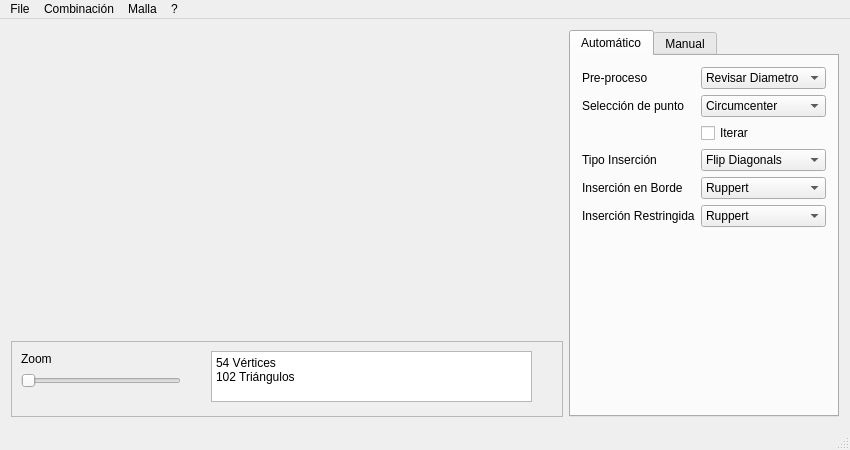
Above: gui/mainwindow.ui from afaundez/mesh-suite before the change. Below: the same form after it.
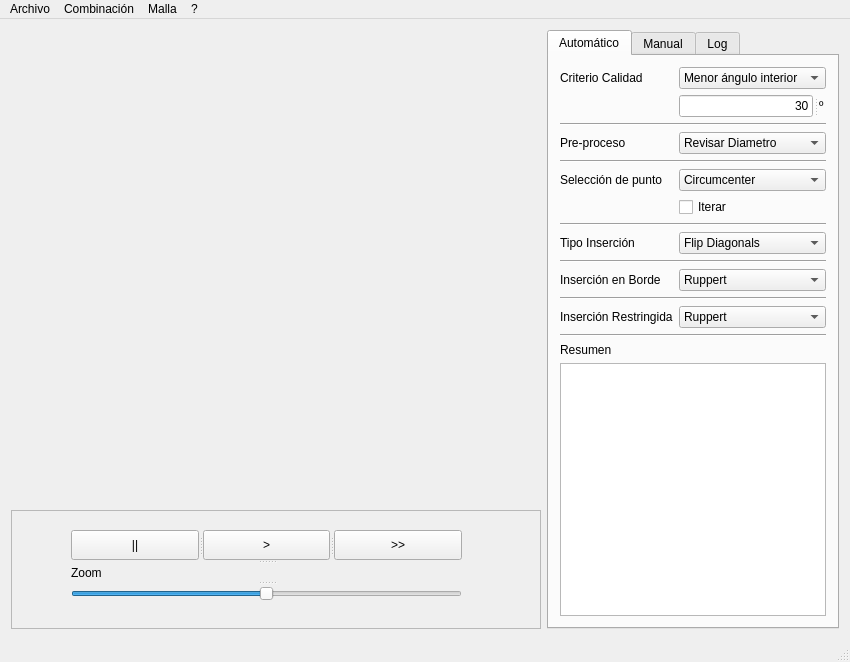
That is the form after the change.

Commit message: ADD lectura de archivo

Patch:
```diff
--- a/gui/mainwindow.ui
+++ b/gui/mainwindow.ui
@@ -7,7 +7,7 @@
     <x>0</x>
     <y>0</y>
     <width>850</width>
-    <height>450</height>
+    <height>662</height>
    </rect>
   </property>
   <property name="sizePolicy">
@@ -41,13 +41,36 @@
          <enum>QFormLayout::AllNonFixedFieldsGrow</enum>
         </property>
         <item row="0" column="0">
+         <widget class="QLabel" name="label_12">
+          <property name="text">
+           <string>Criterio Calidad</string>
+          </property>
+         </widget>
+        </item>
+        <item row="0" column="1">
+         <widget class="QComboBox" name="comboBox_10">
+          <item>
+           <property name="text">
+            <string>Menor ángulo interior</string>
+           </property>
+          </item>
+         </widget>
+        </item>
+        <item row="2" column="0" colspan="2">
+         <widget class="Line" name="line">
+          <property name="orientation">
+           <enum>Qt::Horizontal</enum>
+          </property>
+         </widget>
+        </item>
+        <item row="3" column="0">
          <widget class="QLabel" name="label">
           <property name="text">
            <string>Pre-proceso</string>
           </property>
          </widget>
         </item>
-        <item row="0" column="1">
+        <item row="3" column="1">
          <widget class="QComboBox" name="comboBox">
           <item>
            <property name="text">
@@ -61,35 +84,116 @@
           </item>
          </widget>
         </item>
-        <item row="1" column="0">
+        <item row="4" column="0" colspan="2">
+         <widget class="Line" name="line_2">
+          <property name="orientation">
+           <enum>Qt::Horizontal</enum>
+          </property>
+         </widget>
+        </item>
+        <item row="5" column="0">
          <widget class="QLabel" name="label_2">
           <property name="text">
            <string>Selección de punto</string>
           </property>
          </widget>
         </item>
-        <item row="2" column="0">
+        <item row="5" column="1">
+         <widget class="QComboBox" name="comboBox_2">
+          <item>
+           <property name="text">
+            <string>Circumcenter</string>
+           </property>
+          </item>
+          <item>
+           <property name="text">
+            <string>Bisection</string>
+           </property>
+          </item>
+          <item>
+           <property name="text">
+            <string>Lepp-Bisection</string>
+           </property>
+          </item>
+          <item>
+           <property name="text">
+            <string>Centroid</string>
+           </property>
+          </item>
+          <item>
+           <property name="text">
+            <string>Lepp-Centroid</string>
+           </property>
+          </item>
+          <item>
+           <property name="text">
+            <string>Lepp-Delaunay</string>
+           </property>
+          </item>
+          <item>
+           <property name="text">
+            <string>Off-Center</string>
+           </property>
+          </item>
+         </widget>
+        </item>
+        <item row="6" column="0">
          <widget class="QLabel" name="label_4">
           <property name="text">
            <string/>
           </property>
          </widget>
         </item>
-        <item row="2" column="1">
+        <item row="6" column="1">
          <widget class="QCheckBox" name="checkBox">
           <property name="text">
            <string>Iterar</string>
           </property>
          </widget>
         </item>
-        <item row="4" column="0">
+        <item row="7" column="0" colspan="2">
+         <widget class="Line" name="line_3">
+          <property name="orientation">
+           <enum>Qt::Horizontal</enum>
+          </property>
+         </widget>
+        </item>
+        <item row="8" column="0">
+         <widget class="QLabel" name="label_9">
+          <property name="text">
+           <string>Tipo Inserción</string>
+          </property>
+         </widget>
+        </item>
+        <item row="8" column="1">
+         <widget class="QComboBox" name="comboBox_8">
+          <item>
+           <property name="text">
+            <string>Flip Diagonals</string>
+           </property>
+          </item>
+          <item>
+           <property name="text">
+            <string>Cavidad*</string>
+           </property>
+          </item>
+         </widget>
+        </item>
+        <item row="9" column="0" colspan="2">
+         <widget class="Line" name="line_4">
+          <property name="orientation">
+           <enum>Qt::Horizontal</enum>
+          </property>
+         </widget>
+        </item>
+        <item row="10" column="0">
          <widget class="QLabel" name="label_3">
           <property name="text">
            <string>Inserción en Borde</string>
           </property>
          </widget>
         </item>
-        <item row="4" column="1">
+        <item row="10" column="1">
          <widget class="QComboBox" name="comboBox_3">
           <item>
            <property name="text">
@@ -103,14 +207,21 @@
           </item>
          </widget>
         </item>
-        <item row="5" column="0">
+        <item row="11" column="0" colspan="2">
+         <widget class="Line" name="line_5">
+          <property name="orientation">
+           <enum>Qt::Horizontal</enum>
+          </property>
+         </widget>
+        </item>
+        <item row="12" column="0">
          <widget class="QLabel" name="label_5">
           <property name="text">
            <string>Inserción Restringida</string>
           </property>
          </widget>
         </item>
-        <item row="5" column="1">
+        <item row="12" column="1">
          <widget class="QComboBox" name="comboBox_4">
           <item>
            <property name="text">
@@ -124,64 +235,57 @@
           </item>
          </widget>
         </item>
-        <item row="1" column="1">
-         <widget class="QComboBox" name="comboBox_2">
-          <item>
-           <property name="text">
-            <string>Circumcenter</string>
-           </property>
-          </item>
-          <item>
-           <property name="text">
-            <string>Bisection</string>
-           </property>
-          </item>
-          <item>
-           <property name="text">
-            <string>Lepp-Bisection</string>
-           </property>
-          </item>
-          <item>
-           <property name="text">
-            <string>Centroid</string>
-           </property>
-          </item>
-          <item>
-           <property name="text">
-            <string>Lepp-Centroid</string>
-           </property>
-          </item>
-          <item>
-           <property name="text">
-            <string>Lepp-Delaunay</string>
-           </property>
-          </item>
-          <item>
-           <property name="text">
-            <string>Off-Center</string>
-           </property>
-          </item>
+        <item row="14" column="0" colspan="2">
+         <widget class="Line" name="line_6">
+          <property name="orientation">
+           <enum>Qt::Horizontal</enum>
+          </property>
          </widget>
         </item>
-        <item row="3" column="0">
-         <widget class="QLabel" name="label_9">
+        <item row="15" column="0">
+         <widget class="QLabel" name="label_13">
           <property name="text">
-           <string>Tipo Inserción</string>
+           <string>Resumen</string>
           </property>
          </widget>
         </item>
-        <item row="3" column="1">
-         <widget class="QComboBox" name="comboBox_8">
-          <item>
+        <item row="16" column="0" colspan="2">
+         <widget class="QTextEdit" name="textEdit_2">
+          <property name="readOnly">
+           <bool>true</bool>
+          </property>
+         </widget>
+        </item>
+        <item row="1" column="1">
+         <widget class="QSplitter" name="splitter_4">
+          <property name="enabled">
+           <bool>true</bool>
+          </property>
+          <property name="orientation">
+           <enum>Qt::Horizontal</enum>
+          </property>
+          <property name="opaqueResize">
+           <bool>true</bool>
+          </property>
+          <property name="handleWidth">
+           <number>6</number>
+          </property>
+          <property name="childrenCollapsible">
+           <bool>true</bool>
+          </property>
+          <widget class="QLineEdit" name="lineEdit">
            <property name="text">
-            <string>Flip Diagonals</string>
+            <string>30</string>
            </property>
-          </item>
-          <item>
+           <property name="alignment">
+            <set>Qt::AlignRight|Qt::AlignTrailing|Qt::AlignVCenter</set>
+           </property>
+          </widget>
+          <widget class="QLabel" name="label_14">
            <property name="text">
-            <string>Cavidad*</string>
+            <string>º</string>
            </property>
-          </item>
+          </widget>
          </widget>
         </item>
        </layout>
@@ -302,6 +406,24 @@
         </item>
        </layout>
       </widget>
+      <widget class="QWidget" name="tab">
+       <attribute name="title">
+        <string>Log</string>
+       </attribute>
+       <layout class="QVBoxLayout" name="verticalLayout">
+        <item>
+         <widget class="QTextEdit" name="textEdit">
+          <property name="html">
+           <string>&lt;!DOCTYPE HTML PUBLIC &quot;-//W3C//DTD HTML 4.0//EN&quot; &quot;http://www.w3.org/TR/REC-html40/strict.dtd&quot;&gt;
+&lt;html&gt;&lt;head&gt;&lt;meta name=&quot;qrichtext&quot; content=&quot;1&quot; /&gt;&lt;style type=&quot;text/css&quot;&gt;
+p, li { white-space: pre-wrap; }
+&lt;/style&gt;&lt;/head&gt;&lt;body style=&quot; font-family:'Sans'; font-size:9pt; font-weight:400; font-style:normal;&quot;&gt;
+&lt;p style=&quot;-qt-paragraph-type:empty; margin-top:0px; margin-bottom:0px; margin-left:0px; margin-right:0px; -qt-block-indent:0; text-indent:0px;&quot;&gt;&lt;/p&gt;&lt;/body&gt;&lt;/html&gt;</string>
+          </property>
+         </widget>
+        </item>
+       </layout>
+      </widget>
      </widget>
     </item>
     <item row="0" column="0" rowspan="4" colspan="2">
@@ -315,49 +437,62 @@
       <property name="frameShadow">
        <enum>QFrame::Raised</enum>
       </property>
-      <widget class="QLabel" name="label_11">
+      <widget class="QSplitter" name="splitter_3">
        <property name="geometry">
         <rect>
-         <x>10</x>
-         <y>10</y>
-         <width>57</width>
-         <height>16</height>
-        </rect>
-       </property>
-       <property name="text">
-        <string>Zoom</string>
-       </property>
-      </widget>
-      <widget class="QSlider" name="horizontalSlider">
-       <property name="geometry">
-        <rect>
-         <x>10</x>
-         <y>30</y>
-         <width>160</width>
-         <height>19</height>
+         <x>60</x>
+         <y>20</y>
+         <width>391</width>
+         <height>73</height>
         </rect>
        </property>
        <property name="orientation">
-        <enum>Qt::Horizontal</enum>
+        <enum>Qt::Vertical</enum>
        </property>
-      </widget>
-      <widget class="QTextEdit" name="textEdit">
-       <property name="geometry">
-        <rect>
-         <x>200</x>
-         <y>10</y>
-         <width>321</width>
-         <height>51</height>
-        </rect>
-       </property>
-       <property name="html">
-        <string>&lt;!DOCTYPE HTML PUBLIC &quot;-//W3C//DTD HTML 4.0//EN&quot; &quot;http://www.w3.org/TR/REC-html40/strict.dtd&quot;&gt;
-&lt;html&gt;&lt;head&gt;&lt;meta name=&quot;qrichtext&quot; content=&quot;1&quot; /&gt;&lt;style type=&quot;text/css&quot;&gt;
-p, li { white-space: pre-wrap; }
-&lt;/style&gt;&lt;/head&gt;&lt;body style=&quot; font-family:'Sans'; font-size:9pt; font-weight:400; font-style:normal;&quot;&gt;
-&lt;p style=&quot; margin-top:0px; margin-bottom:0px; margin-left:0px; margin-right:0px; -qt-block-indent:0; text-indent:0px;&quot;&gt;54 Vértices&lt;/p&gt;
-&lt;p style=&quot; margin-top:0px; margin-bottom:0px; margin-left:0px; margin-right:0px; -qt-block-indent:0; text-indent:0px;&quot;&gt;102 Triángulos&lt;/p&gt;&lt;/body&gt;&lt;/html&gt;</string>
-       </property>
+       <widget class="QSplitter" name="splitter">
+        <property name="orientation">
+         <enum>Qt::Horizontal</enum>
+        </property>
+        <widget class="QPushButton" name="pushButton_3">
+         <property name="text">
+          <string>||</string>
+         </property>
+        </widget>
+        <widget class="QPushButton" name="pushButton_2">
+         <property name="text">
+          <string>&gt;</string>
+         </property>
+        </widget>
+        <widget class="QPushButton" name="pushButton">
+         <property name="text">
+          <string>&gt;&gt;</string>
+         </property>
+        </widget>
+       </widget>
+       <widget class="QSplitter" name="splitter_2">
+        <property name="orientation">
+         <enum>Qt::Vertical</enum>
+        </property>
+        <widget class="QLabel" name="label_11">
+         <property name="text">
+          <string>Zoom</string>
+         </property>
+        </widget>
+        <widget class="QSlider" name="horizontalSlider">
+         <property name="minimum">
+          <number>1</number>
+         </property>
+         <property name="value">
+          <number>50</number>
+         </property>
+         <property name="sliderPosition">
+          <number>50</number>
+         </property>
+         <property name="orientation">
+          <enum>Qt::Horizontal</enum>
+         </property>
+        </widget>
+       </widget>
       </widget>
      </widget>
     </item>
@@ -374,7 +509,7 @@
    </property>
    <widget class="QMenu" name="menuFile">
     <property name="title">
-     <string>File</string>
+     <string>Archivo</string>
     </property>
     <addaction name="actionExit"/>
    </widget>
```
Left out of the diff: 12 changed lines with no effect on the pictures. The commit also changes 27 other files.
